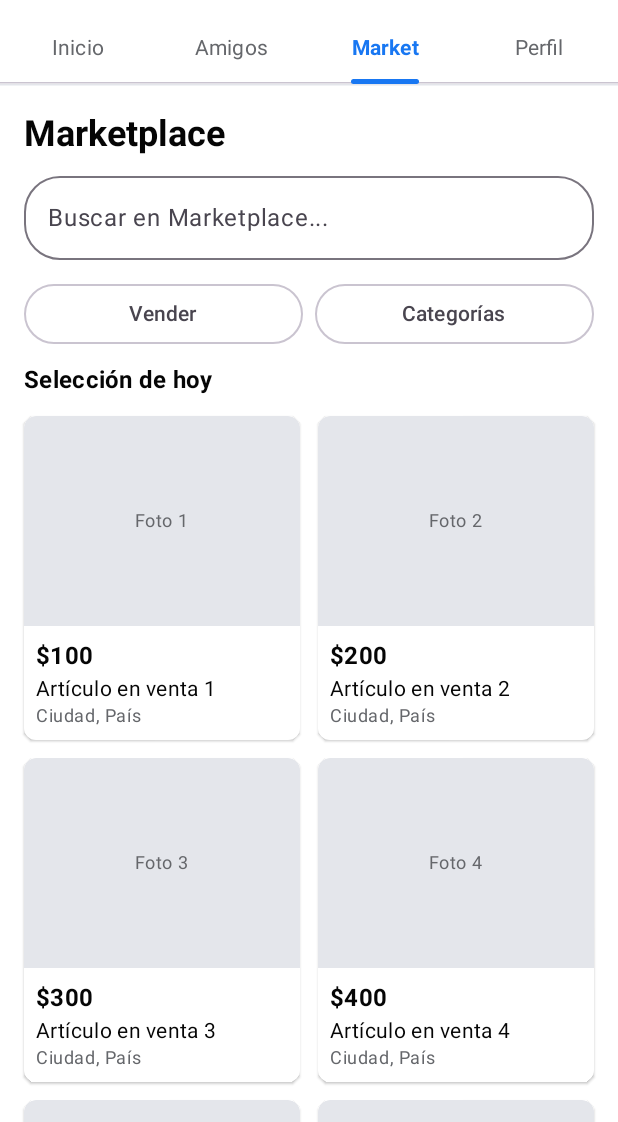
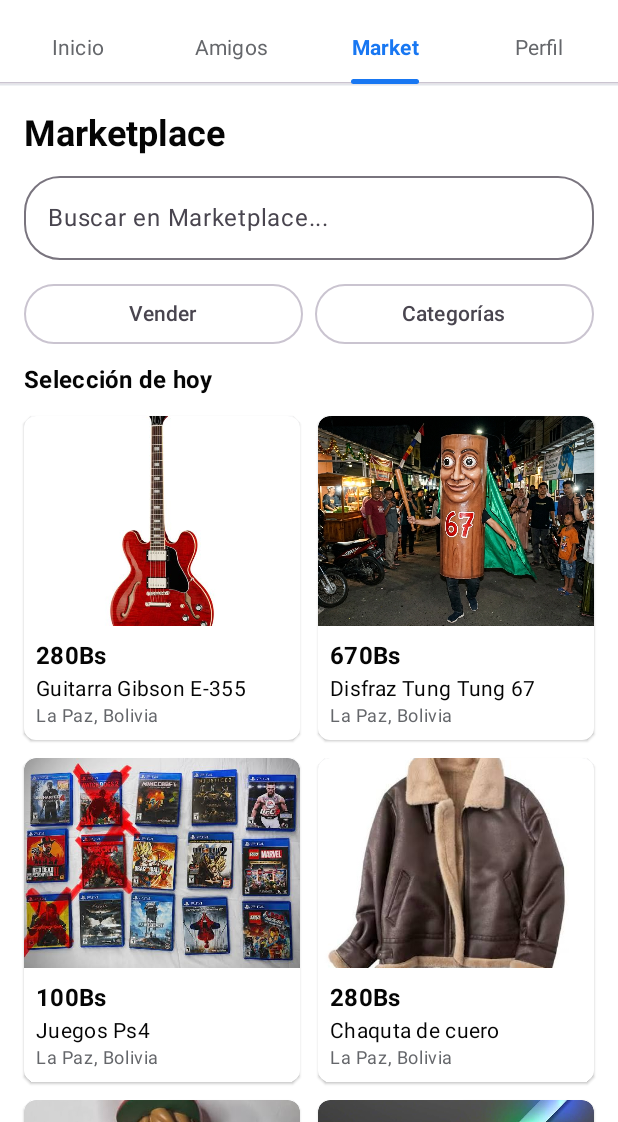
Before and after one commit to josenacho567-eng/facebook, an Android app built with Jetpack Compose: the screen it shows after launch (MainActivity), tab 3 chosen, on a phone screen of 412 x 824 dp, the part 114-1236 px from its top. Run offline under Robolectric (Android 15) with nearby library versions, the phone set to English and light mode, and no system bars.

Commit message:
Feat: Agregado marketplace UI personalizado

```diff
--- a/app/src/main/java/com/example/facebook/ui/screens/MarketplaceScreen.kt
+++ b/app/src/main/java/com/example/facebook/ui/screens/MarketplaceScreen.kt
@@ -1,5 +1,7 @@
 package com.example.facebook.ui.screens
 
+import androidx.annotation.DrawableRes
+import androidx.compose.foundation.Image
 import androidx.compose.foundation.background
 import androidx.compose.foundation.layout.Arrangement
 import androidx.compose.foundation.layout.Box
@@ -14,6 +16,7 @@ import androidx.compose.foundation.layout.padding
 import androidx.compose.foundation.lazy.grid.GridCells
 import androidx.compose.foundation.lazy.grid.GridItemSpan
 import androidx.compose.foundation.lazy.grid.LazyVerticalGrid
+import androidx.compose.foundation.lazy.grid.items
 import androidx.compose.foundation.shape.RoundedCornerShape
 import androidx.compose.material3.Card
 import androidx.compose.material3.CardDefaults
@@ -29,17 +32,97 @@ import androidx.compose.runtime.setValue
 import androidx.compose.ui.Alignment
 import androidx.compose.ui.Modifier
 import androidx.compose.ui.draw.clip
+import androidx.compose.ui.layout.ContentScale
+import androidx.compose.ui.res.painterResource
 import androidx.compose.ui.text.font.FontWeight
 import androidx.compose.ui.tooling.preview.Preview
 import androidx.compose.ui.unit.dp
+import com.example.facebook.R
 import com.example.facebook.ui.theme.FacebookPlaceholder
 import com.example.facebook.ui.theme.FacebookSurface
 import com.example.facebook.ui.theme.FacebookTextSecondary
 import com.example.facebook.ui.theme.FacebookTheme
 
+/**
+ * Modelo de datos para representar individualmente cada producto en Marketplace.
+ * Puedes personalizar el título, precio, ubicación e imagen (R.drawable) para cada uno.
+ */
+data class MarketplaceProduct(
+    val id: Int,
+    val title: String,
+    val price: String,
+    val location: String,
+    @DrawableRes val imageRes: Int? = null,
+    val placeholderText: String = "Foto $id"
+)
+
+/**
+ * Lista de productos individuales.
+ * Modifica o agrega elementos aquí para cambiar el texto o la imagen de cada producto por separado.
+ */
+val sampleMarketplaceProducts = listOf(
+    MarketplaceProduct(
+        id = 1,
+        title = "Guitarra Gibson E-355",
+        price = "280Bs",
+        location = "La Paz, Bolivia",
+        imageRes = R.drawable.product1
+    ),
+    MarketplaceProduct(
+        id = 2,
+        title = "Disfraz Tung Tung 67",
+        price = "670Bs",
+        location = "La Paz, Bolivia",
+        imageRes = R.drawable.product2
+    ),
+    MarketplaceProduct(
+        id = 3,
+        title = "Juegos Ps4",
+        price = "100Bs",
+        location = "La Paz, Bolivia",
+        imageRes = R.drawable.product3
+    ),
+    MarketplaceProduct(
+        id = 4,
+        title = "Chaquta de cuero",
+        price = "280Bs",
+        location = "La Paz, Bolivia",
+        imageRes = R.drawable.product4
+    ),
+    MarketplaceProduct(
+        id = 5,
+        title = "Alvin",
+        price = "0.50Bs",
+        location = "Tropico, Bolivia",
+        imageRes = R.drawable.product5
+    ),
+    MarketplaceProduct(
+        id = 6,
+        title = "Espada Sagrada Legion Ultimate Definitiva",
+        price = "300Bs",
+        location = "Santa Cruz, Bolivia",
+        imageRes = R.drawable.product6
+    )
+)
+
 @Composable
-fun MarketplaceScreen(modifier: Modifier = Modifier) {
+fun MarketplaceScreen(
+    modifier: Modifier = Modifier,
+    products: List<MarketplaceProduct> = sampleMarketplaceProducts
+) {
     var searchQuery by remember { mutableStateOf("") }
+
+    val filteredProducts = remember(searchQuery, products) {
+        if (searchQuery.isBlank()) {
+            products
+        } else {
+            products.filter { product ->
+                product.title.contains(searchQuery, ignoreCase = true) ||
+                product.location.contains(searchQuery, ignoreCase = true) ||
+                product.price.contains(searchQuery, ignoreCase = true)
+            }
+        }
+    }
 
     LazyVerticalGrid(
         columns = GridCells.Fixed(2),
@@ -100,17 +183,23 @@ fun MarketplaceScreen(modifier: Modifier = Modifier) {
             }
         }
 
-        // Publicaciones de Marketplace
-        items(6) { index ->
-            MarketplaceItemCard(index = index + 1)
+        // Publicaciones individuales de Marketplace
+        items(
+            items = filteredProducts,
+            key = { it.id }
+        ) { product ->
+            MarketplaceItemCard(product = product)
         }
     }
 }
 
 @Composable
-private fun MarketplaceItemCard(index: Int) {
+private fun MarketplaceItemCard(
+    product: MarketplaceProduct,
+    modifier: Modifier = Modifier
+) {
     Card(
-        modifier = Modifier.fillMaxWidth(),
+        modifier = modifier.fillMaxWidth(),
         shape = RoundedCornerShape(8.dp),
         colors = CardDefaults.cardColors(containerColor = FacebookSurface),
         elevation = CardDefaults.cardElevation(defaultElevation = 1.dp)
@@ -124,24 +213,33 @@ private fun MarketplaceItemCard(index: Int) {
                     .background(FacebookPlaceholder),
                 contentAlignment = Alignment.Center
             ) {
-                Text(
-                    text = "Foto $index",
-                    color = FacebookTextSecondary,
-                    style = MaterialTheme.typography.bodySmall
-                )
+                if (product.imageRes != null) {
+                    Image(
+                        painter = painterResource(id = product.imageRes),
+                        contentDescription = product.title,
+                        modifier = Modifier.fillMaxSize(),
+                        contentScale = ContentScale.Crop
+                    )
+                } else {
+                    Text(
+                        text = product.placeholderText,
+                        color = FacebookTextSecondary,
+                        style = MaterialTheme.typography.bodySmall
+                    )
+                }
             }
             Column(modifier = Modifier.padding(8.dp)) {
                 Text(
-                    text = "$${index * 100}",
+                    text = product.price,
                     style = MaterialTheme.typography.titleMedium,
                     fontWeight = FontWeight.Bold
                 )
                 Text(
-                    text = "Artículo en venta $index",
+                    text = product.title,
                     style = MaterialTheme.typography.bodyMedium
                 )
                 Text(
-                    text = "Ciudad, País",
+                    text = product.location,
                     style = MaterialTheme.typography.bodySmall,
                     color = FacebookTextSecondary
                 )
```
Also changed, not shown: app/src/main/res/drawable-mdpi/product5.png (added), app/src/main/res/drawable-nodpi/product1.png (added), app/src/main/res/drawable-nodpi/product2.jpg (added), app/src/main/res/drawable-nodpi/product3.png (added), app/src/main/res/drawable-nodpi/product4.png (added), app/src/main/res/drawable-nodpi/product6.png (added).
